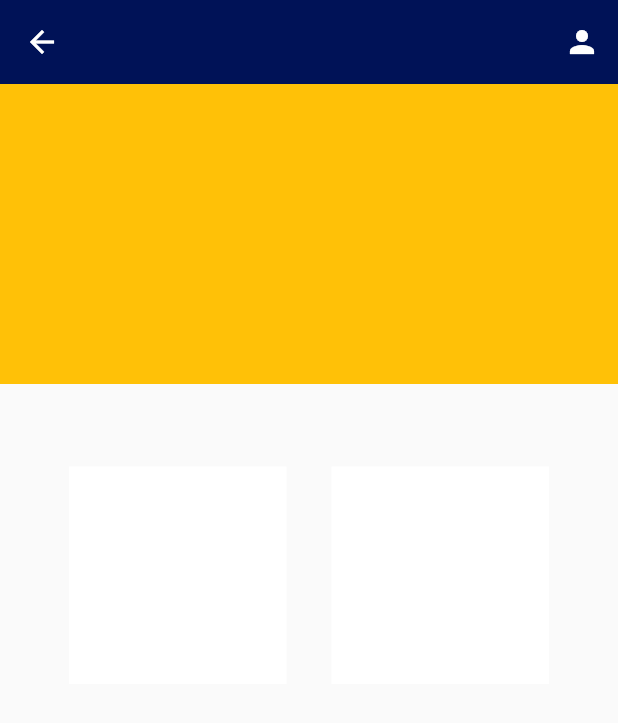
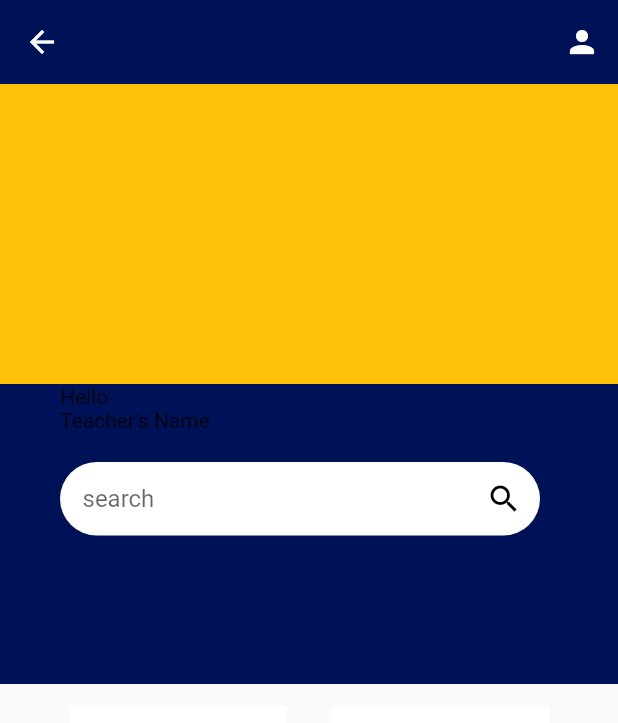
Before and after one commit to EnigmaTasks/SMS, a Flutter app: the screen it shows after launch, on a phone screen of 412 x 824 dp. Shown: the top 723 px of the screen. Run offline on Flutter 3.47's test engine with Material 2 defaults, Android fonts, the phone set to English and light mode, and no system bars.

Commit message:
added container

```diff
--- a/lib/Pages/home.dart
+++ b/lib/Pages/home.dart
@@ -50,8 +50,60 @@ class _HomePageState extends State<HomePage> {
             ),
             //Heading
             Container(
-              // color: Colors.white,
-              height: 40,
+              padding: const EdgeInsets.only(left: 40),
+              color: const Color(0xFF001257),
+              height: 200,
+              child: Column(
+                children: [
+                  Row(
+                    children: [
+                      Text(
+                        'Hello',
+                        style: GoogleFonts.poppins(
+                            fontSize: 38,
+                            fontWeight: FontWeight.w600,
+                            color: Colors.white),
+                      ),
+                    ],
+                  ),
+                  Row(
+                    children: [
+                      Text(
+                        "Teacher's Name",
+                        style: GoogleFonts.poppins(
+                            fontSize: 15,
+                            fontWeight: FontWeight.w500,
+                            color: const Color(0xFFDFE1F9)),
+                      ),
+                    ],
+                  ),
+                  const SizedBox(
+                    height: 20,
+                  ),
+                  Row(
+                    children: [
+                      Container(
+                        width: 320.0,
+                        decoration: BoxDecoration(
+                          color: Colors.white,
+                          borderRadius: BorderRadius.circular(100.0),
+                        ),
+                        child: const TextField(
+                          decoration: InputDecoration(
+                            hintText: 'search',
+                            border: InputBorder.none,
+                            contentPadding: EdgeInsets.all(15.0),
+                            suffixIcon: Icon(
+                              Icons.search,
+                              color: Colors.black,
+                            ),
+                          ),
+                        ),
+                      ),
+                    ],
+                  )
+                ],
+              ),
             ),
             //Body
             SizedBox(
```
